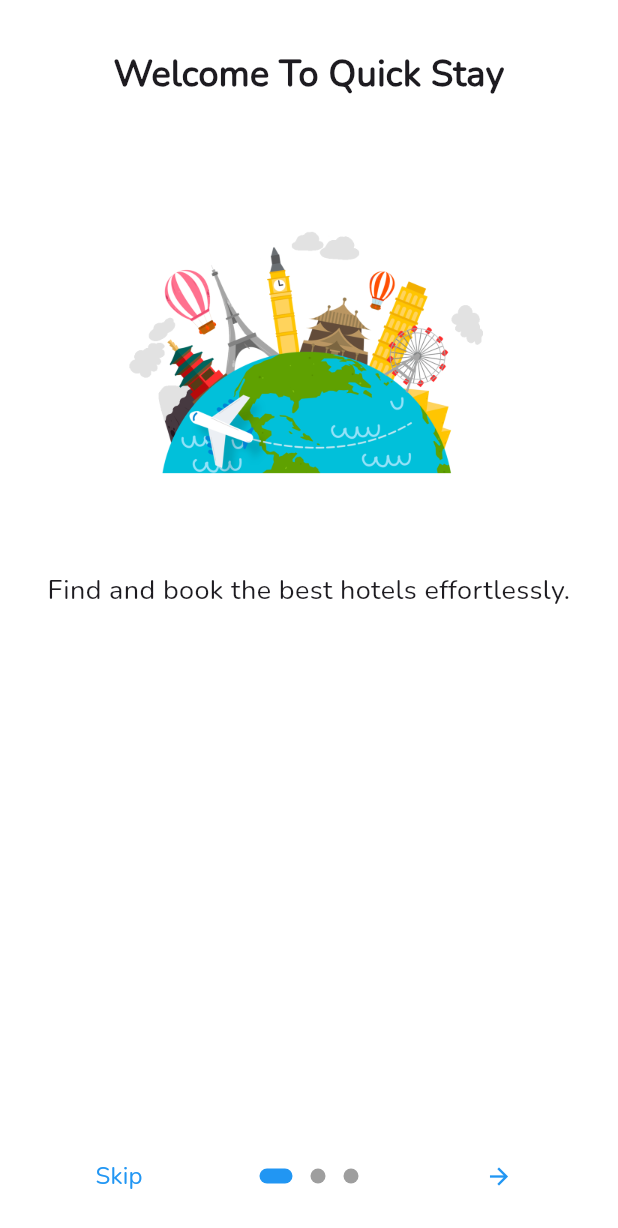
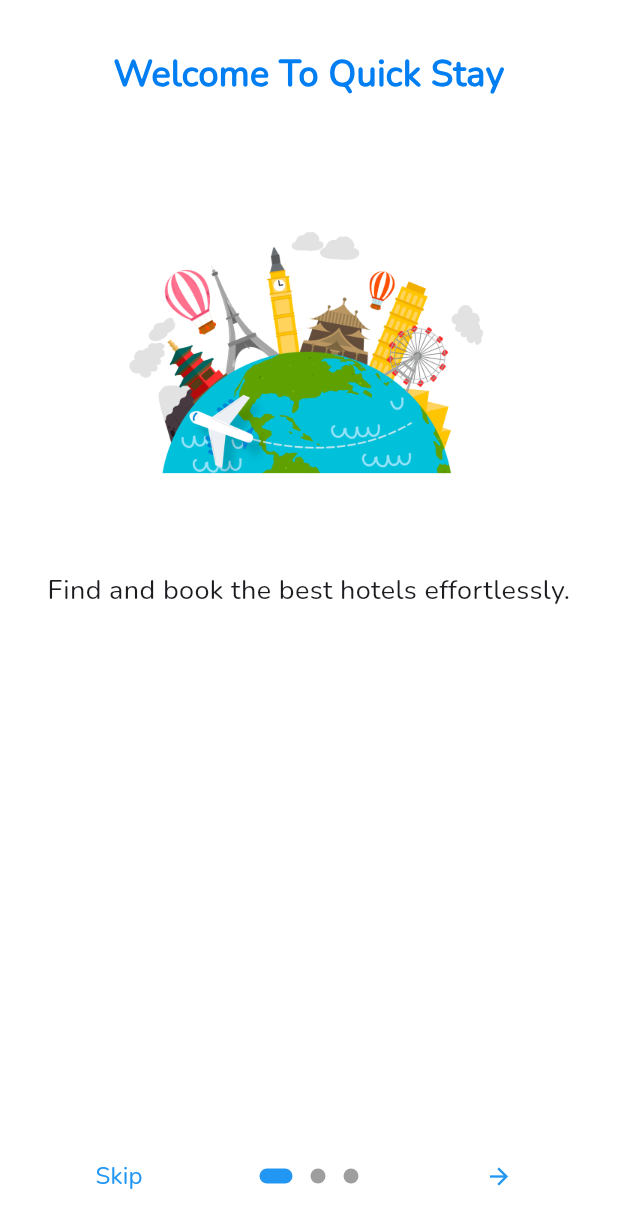
Before and after one commit to SiddharthPaudel/hotel_booking, a Flutter app: the OnboardingScreen screen opened by its route, on a phone screen of 412 x 824 dp. Shown: the top 1228 px of the screen. Run offline on Flutter 3.47's test engine with Material 3 defaults, Android fonts, the phone set to English and light mode, and no system bars; drawn by our look-alikes of introduction_screen.

Commit message:
Changes in onboarding Screen

```diff
--- a/lib/Buttom_screen/home_screen_view.dart
+++ b/lib/Buttom_screen/home_screen_view.dart
@@ -57,8 +57,10 @@ class HomeScreenView extends StatelessWidget {
                 hintText: "Search Hotel By Name",
                 border: OutlineInputBorder(
                   borderRadius: BorderRadius.circular(10),
-                  borderSide: BorderSide(color: Colors.blue),
+                  borderSide: BorderSide(color: Color(0xFF007EF2)),  // Use hex color for border
+
                 ),
+
                 filled: true,
                 fillColor: Colors.white,
               ),
--- a/lib/view/onboarding_view.dart
+++ b/lib/view/onboarding_view.dart
@@ -11,13 +11,17 @@ class OnboardingScreen extends StatelessWidget {
           PageViewModel(
             title: "Welcome To Quick Stay",
             bodyWidget: Column(
+              mainAxisAlignment: MainAxisAlignment.center,  // Vertically center the content
+              crossAxisAlignment: CrossAxisAlignment.center,  // Horizontally center the content
               children: [
                 SizedBox(height: 20),
-                Image.asset(
+                Center(
+                  child: Image.asset(
                     'assets/images/introduction1.png',
                     height: 250,
                     width: 250,
                     fit: BoxFit.cover,
+                  ),
                 ),
                 SizedBox(height: 20),
                 Text(
@@ -31,6 +35,7 @@ class OnboardingScreen extends StatelessWidget {
               titleTextStyle: TextStyle(
                 fontSize: 24.0,
                 fontWeight: FontWeight.bold,
+                color: Color(0xFF007EF2),  // Changed the title color here
               ),
               bodyTextStyle: TextStyle(fontSize: 18.0),
             ),
@@ -38,13 +43,17 @@ class OnboardingScreen extends StatelessWidget {
           PageViewModel(
             title: "Plan Your Trip",
             bodyWidget: Column(
+              mainAxisAlignment: MainAxisAlignment.center,  // Vertically center the content
+              crossAxisAlignment: CrossAxisAlignment.center,  // Horizontally center the content
               children: [
                 SizedBox(height: 20),
-                Image.asset(
+                Center(
+                  child: Image.asset(
                     'assets/images/introduction2.png',
                     height: 250,
                     width: 250,
                     fit: BoxFit.cover,
+                  ),
                 ),
                 SizedBox(height: 20),
                 Text(
@@ -58,6 +67,7 @@ class OnboardingScreen extends StatelessWidget {
               titleTextStyle: TextStyle(
                 fontSize: 24.0,
                 fontWeight: FontWeight.bold,
+                color: Color(0xFF007EF2),  // Changed the title color here
               ),
               bodyTextStyle: TextStyle(fontSize: 18.0),
             ),
@@ -65,13 +75,17 @@ class OnboardingScreen extends StatelessWidget {
           PageViewModel(
             title: "Enjoy Your Stay",
             bodyWidget: Column(
+              mainAxisAlignment: MainAxisAlignment.center,  // Vertically center the content
+              crossAxisAlignment: CrossAxisAlignment.center,  // Horizontally center the content
               children: [
                 SizedBox(height: 20),
-                Image.asset(
+                Center(
+                  child: Image.asset(
                     'assets/images/introduction3.png',
                     height: 250,
                     width: 250,
                     fit: BoxFit.cover,
+                  ),
                 ),
                 SizedBox(height: 20),
                 Text(
@@ -85,6 +99,7 @@ class OnboardingScreen extends StatelessWidget {
               titleTextStyle: TextStyle(
                 fontSize: 24.0,
                 fontWeight: FontWeight.bold,
+                color: Color(0xFF007EF2),  // Changed the title color here
               ),
               bodyTextStyle: TextStyle(fontSize: 18.0),
             ),
--- a/lib/view/splash_view.dart
+++ b/lib/view/splash_view.dart
@@ -22,7 +22,7 @@ class SplashView extends StatelessWidget {
                 );
               },
               child: Image.asset(
-                'assets/images/BlueStay.png', // Path to your image
+                'assets/images/Main_logo.png', // Path to your image
                 width: 360, // Adjust size as needed
                 height: 360, // Adjust height as needed
               ),
```
Also changed, not shown: assets/icons/home.png (added), assets/images/Main_logo.png (added). Lines whose indentation alone changed are shown as unchanged.
